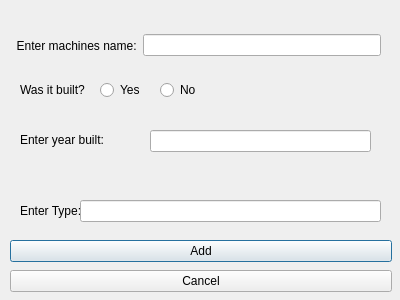
Above: vika3/dialogues/addmachine.ui from editomars/VLN1_h22 before the change. Below: the same form after it.
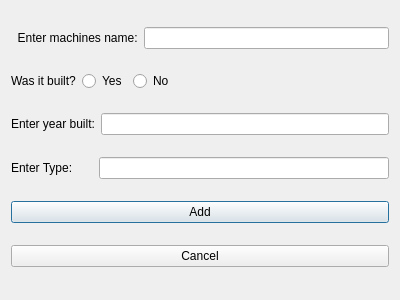
That is the form after the change.

What changed in the file:
```diff
--- a/vika3/dialogues/addmachine.ui
+++ b/vika3/dialogues/addmachine.ui
@@ -13,41 +13,8 @@
   <property name="windowTitle">
    <string>Dialog</string>
   </property>
-  <widget class="QPushButton" name="vButton_add">
-   <property name="geometry">
-    <rect>
-     <x>10</x>
-     <y>240</y>
-     <width>382</width>
-     <height>22</height>
-    </rect>
-   </property>
-   <property name="text">
-    <string>Add</string>
-   </property>
-  </widget>
-  <widget class="QPushButton" name="vButton_cancel">
-   <property name="geometry">
-    <rect>
-     <x>10</x>
-     <y>270</y>
-     <width>382</width>
-     <height>22</height>
-    </rect>
-   </property>
-   <property name="text">
-    <string>Cancel</string>
-   </property>
-  </widget>
-  <widget class="QWidget" name="layoutWidget">
-   <property name="geometry">
-    <rect>
-     <x>10</x>
-     <y>20</y>
-     <width>371</width>
-     <height>51</height>
-    </rect>
-   </property>
+  <layout class="QVBoxLayout" name="verticalLayout">
+   <item>
    <layout class="QHBoxLayout" name="horizontalLayout_2">
     <item>
      <widget class="QLabel" name="label_name">
@@ -60,88 +27,49 @@
      <widget class="QLineEdit" name="input_vName"/>
     </item>
    </layout>
-  </widget>
-  <widget class="QLineEdit" name="input_builtYear">
-   <property name="geometry">
-    <rect>
-     <x>150</x>
-     <y>130</y>
-     <width>221</width>
-     <height>22</height>
-    </rect>
-   </property>
-  </widget>
-  <widget class="QRadioButton" name="vRadio_built">
-   <property name="geometry">
-    <rect>
-     <x>100</x>
-     <y>80</y>
-     <width>71</width>
-     <height>20</height>
-    </rect>
-   </property>
-   <property name="text">
-    <string>Yes</string>
-   </property>
-  </widget>
+   </item>
+   <item>
+    <layout class="QHBoxLayout" name="horizontalLayout">
+     <item>
   <widget class="QLabel" name="label_built">
-   <property name="geometry">
-    <rect>
-     <x>20</x>
-     <y>80</y>
-     <width>71</width>
-     <height>20</height>
-    </rect>
-   </property>
    <property name="text">
     <string>Was it built?</string>
    </property>
   </widget>
-  <widget class="QLineEdit" name="input_type">
-   <property name="geometry">
-    <rect>
-     <x>80</x>
-     <y>200</y>
-     <width>301</width>
-     <height>22</height>
-    </rect>
-   </property>
-  </widget>
-  <widget class="QLabel" name="label_type">
-   <property name="geometry">
-    <rect>
-     <x>20</x>
-     <y>200</y>
-     <width>61</width>
-     <height>22</height>
-    </rect>
-   </property>
+     </item>
+     <item>
+      <widget class="QRadioButton" name="vRadio_built">
    <property name="text">
-    <string>Enter Type:</string>
-   </property>
-  </widget>
+        <string>Yes</string>
+       </property>
+      </widget>
+     </item>
+     <item>
   <widget class="QRadioButton" name="vRadio_notBuilt">
-   <property name="geometry">
-    <rect>
-     <x>160</x>
-     <y>80</y>
-     <width>101</width>
-     <height>20</height>
-    </rect>
-   </property>
    <property name="text">
     <string>No</string>
    </property>
   </widget>
+     </item>
+     <item>
+      <spacer name="horizontalSpacer">
+       <property name="orientation">
+        <enum>Qt::Horizontal</enum>
+       </property>
+       <property name="sizeHint" stdset="0">
+        <size>
+         <width>40</width>
+         <height>20</height>
+        </size>
+       </property>
+      </spacer>
+     </item>
+    </layout>
+   </item>
+   <item>
+    <layout class="QHBoxLayout" name="horizontalLayout_3">
+     <item>
   <widget class="QLabel" name="label_yearBuilt">
-   <property name="geometry">
-    <rect>
-     <x>20</x>
-     <y>120</y>
-     <width>91</width>
-     <height>39</height>
-    </rect>
-   </property>
    <property name="text">
     <string>Enter year built:</string>
    </property>
@@ -149,6 +77,57 @@
     <bool>false</bool>
    </property>
   </widget>
+     </item>
+     <item>
+      <widget class="QLineEdit" name="input_builtYear"/>
+     </item>
+    </layout>
+   </item>
+   <item>
+    <layout class="QHBoxLayout" name="horizontalLayout_4">
+     <item>
+      <widget class="QLabel" name="label_type">
+       <property name="text">
+        <string>Enter Type:</string>
+       </property>
+      </widget>
+     </item>
+     <item>
+      <spacer name="horizontalSpacer_3">
+       <property name="orientation">
+        <enum>Qt::Horizontal</enum>
+       </property>
+       <property name="sizeType">
+        <enum>QSizePolicy::Fixed</enum>
+       </property>
+       <property name="sizeHint" stdset="0">
+        <size>
+         <width>20</width>
+         <height>20</height>
+        </size>
+       </property>
+      </spacer>
+     </item>
+     <item>
+      <widget class="QLineEdit" name="input_type"/>
+     </item>
+    </layout>
+   </item>
+   <item>
+    <widget class="QPushButton" name="vButton_add">
+     <property name="text">
+      <string>Add</string>
+     </property>
+    </widget>
+   </item>
+   <item>
+    <widget class="QPushButton" name="vButton_cancel">
+     <property name="text">
+      <string>Cancel</string>
+     </property>
+    </widget>
+   </item>
+  </layout>
  </widget>
  <resources/>
  <connections/>
```
Left out of the diff: 2 changed lines with no effect on the pictures. Lines whose indentation alone changed are shown as unchanged.
